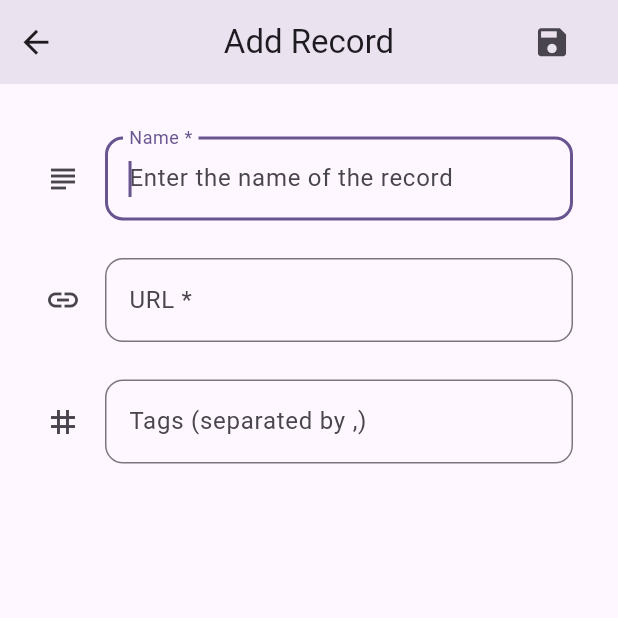
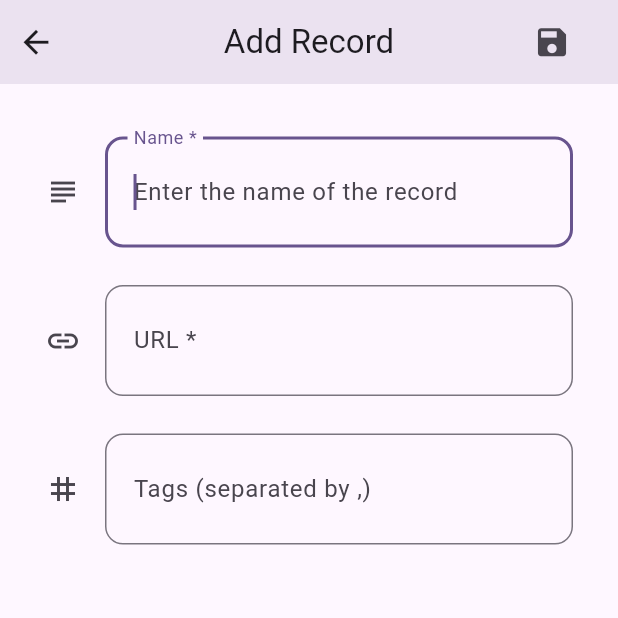
Before and after one commit to aerocyber/sitemarker, a Flutter app: the PageAdd screen opened directly, on a phone screen of 412 x 824 dp, the top half of it. Run offline on Flutter 3.47's test engine with Material 3 defaults, Android fonts, the phone set to English and light mode, and no system bars; our stand-ins replace drift, file_picker, shared_preferences, sqlite3_flutter_libs, toastification, validators; missing offline and left inert: receive_sharing_intent, sqlite3; accounts and stored records are empty; generated files the repository leaves out were written again; statements that could not run were skipped.

Commit message:
Update flavour and add page

```diff
--- a/sitemarker/lib/ui/pages/page_add.dart
+++ b/sitemarker/lib/ui/pages/page_add.dart
@@ -99,10 +99,8 @@ class _PageAddState extends State<PageAdd> {
                         context: context,
                         builder: (context) => AlertDialog(
                           title: const Text('Record not saved'),
-                          content: const Expanded(
-                            child: Text(
+                          content: const Text(
                               'Changes will be lost if you go back now. Do you want to go back without saving the record?'),
-                          ),
                           actions: [
                             TextButton(
                               child: const Text(
@@ -127,7 +125,10 @@ class _PageAddState extends State<PageAdd> {
                             ),
                           );
                         }
+                        // Navigator.of(context).pop();
+                        else {
                           Navigator.of(context).pop();
+                        }
                       }
                     }
                   },
@@ -159,8 +160,9 @@ class _PageAddState extends State<PageAdd> {
                           builder: (context) => SMHomeScreen(url: null),
                         ),
                       );
+                    } else {
+                      Navigator.of(context).pop();
                     }
-                    Navigator.of(context).pop();
                   }
                 },
               ),
@@ -193,6 +195,10 @@ class _PageAddState extends State<PageAdd> {
                               textInputAction: TextInputAction.next,
                               autofocus: true,
                               decoration: InputDecoration(
+                                contentPadding: EdgeInsets.symmetric(
+                                  vertical: 25,
+                                  horizontal: 15,
+                                ),
                                 icon: Icon(Icons.subject),
                                 hintText: 'Enter the name of the record',
                                 labelText: 'Name *',
@@ -220,6 +226,7 @@ class _PageAddState extends State<PageAdd> {
                           ),
                           Padding(
                             padding: EdgeInsets.symmetric(horizontal: 20),
+                            child: SizedBox(
                               child: TextFormField(
                                 controller: urlController,
                                 onChanged: (newval) {
@@ -229,6 +236,10 @@ class _PageAddState extends State<PageAdd> {
                                 textInputAction: TextInputAction.next,
                                 autofocus: true,
                                 decoration: InputDecoration(
+                                  contentPadding: EdgeInsets.symmetric(
+                                    vertical: 25,
+                                    horizontal: 15,
+                                  ),
                                   icon: Icon(Icons.link),
                                   hintText:
                                       'Enter the URL to be associated with the URL',
@@ -254,6 +265,7 @@ class _PageAddState extends State<PageAdd> {
                                 },
                               ),
                             ),
+                          ),
                           SizedBox(
                             height: 25,
                           ),
@@ -265,6 +277,10 @@ class _PageAddState extends State<PageAdd> {
                                 changed = true;
                               },
                               decoration: const InputDecoration(
+                                contentPadding: EdgeInsets.symmetric(
+                                  vertical: 25,
+                                  horizontal: 15,
+                                ),
                                 icon: Icon(Icons.tag),
                                 hintText:
                                     'Enter the tags to be associated with the URL separated by comma',
```
Also changed, not shown: 2 other files. Lines whose indentation alone changed are shown as unchanged.
